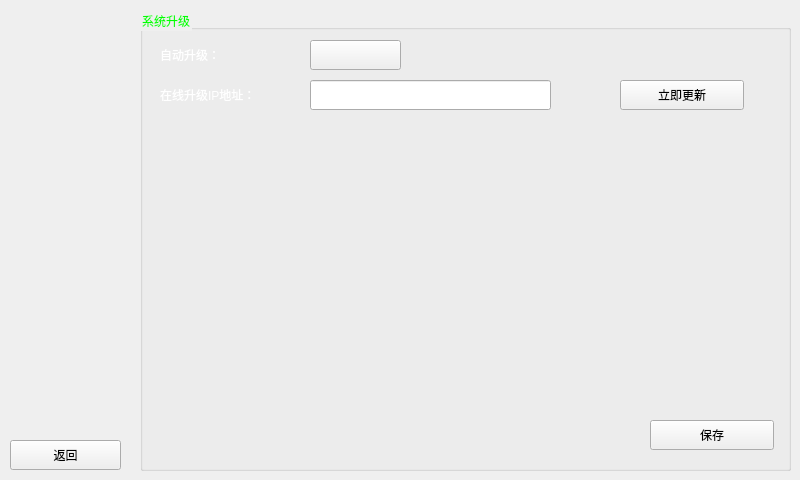
Above: interface/src/ui/frmconfig.ui from msq123sjl/zlkzq before the change. Below: the same form after it.
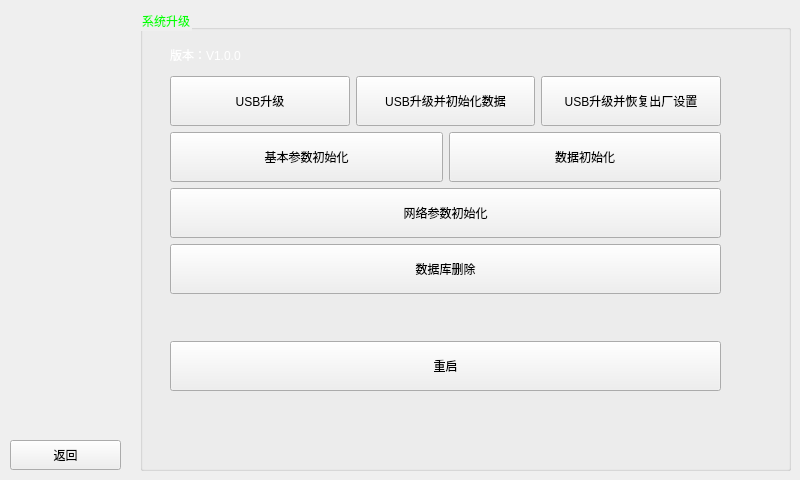
That is the form after the change. The open tabs and pages were chosen to show the change. Icons and pictures are not drawn. Custom widgets are drawn as their Qt base class.

Commit message: 增加U盘升级及其它bug修改

What changed in the file:
```diff
--- a/interface/src/ui/frmconfig.ui
+++ b/interface/src/ui/frmconfig.ui
@@ -2012,98 +2012,185 @@
       <property name="title">
        <string>系统升级</string>
       </property>
-      <widget class="QLabel" name="label_31">
+      <widget class="QWidget" name="verticalLayoutWidget_5">
        <property name="geometry">
         <rect>
-         <x>20</x>
+         <x>30</x>
          <y>30</y>
-         <width>90</width>
-         <height>30</height>
+         <width>551</width>
+         <height>351</height>
         </rect>
        </property>
-       <property name="text">
-        <string>自动升级：</string>
-       </property>
-       <property name="buddy">
-        <cstring>btn_autoUpdateOpen</cstring>
-       </property>
-      </widget>
-      <widget class="QLineEdit" name="txt_updateIP">
-       <property name="geometry">
-        <rect>
-         <x>170</x>
-         <y>70</y>
-         <width>241</width>
-         <height>30</height>
-        </rect>
-       </property>
-      </widget>
-      <widget class="QLabel" name="label_44">
-       <property name="geometry">
-        <rect>
-         <x>20</x>
-         <y>70</y>
-         <width>161</width>
-         <height>30</height>
-        </rect>
-       </property>
-       <property name="text">
-        <string>在线升级IP地址：</string>
-       </property>
-       <property name="buddy">
-        <cstring>txt_updateIP</cstring>
-       </property>
-      </widget>
-      <widget class="mySwitchButton" name="btn_autoUpdateOpen">
-       <property name="geometry">
-        <rect>
-         <x>170</x>
-         <y>30</y>
-         <width>91</width>
-         <height>30</height>
-        </rect>
-       </property>
-       <property name="text">
-        <string/>
-       </property>
-      </widget>
-      <widget class="QPushButton" name="btn_updateNow">
-       <property name="geometry">
-        <rect>
-         <x>480</x>
-         <y>70</y>
-         <width>124</width>
-         <height>30</height>
-        </rect>
-       </property>
-       <property name="text">
-        <string>立即更新</string>
-       </property>
-       <property name="iconSize">
-        <size>
-         <width>120</width>
-         <height>40</height>
-        </size>
-       </property>
-      </widget>
-      <widget class="QPushButton" name="btn_SaveUpdate">
-       <property name="geometry">
-        <rect>
-         <x>510</x>
-         <y>410</y>
-         <width>124</width>
-         <height>30</height>
-        </rect>
-       </property>
-       <property name="text">
-        <string>保存</string>
-       </property>
-       <property name="iconSize">
-        <size>
-         <width>120</width>
-         <height>40</height>
-        </size>
-       </property>
+       <layout class="QVBoxLayout" name="verticalLayout_5">
+        <item>
+         <layout class="QHBoxLayout" name="horizontalLayout_8" stretch="1,2">
+          <item>
+           <widget class="QLabel" name="label_version">
+            <property name="minimumSize">
+             <size>
+              <width>0</width>
+              <height>30</height>
+             </size>
+            </property>
+            <property name="text">
+             <string>版本：V1.0.0</string>
+            </property>
+           </widget>
+          </item>
+          <item>
+           <widget class="QLabel" name="label_usbinfo">
+            <property name="styleSheet">
+             <string notr="true">color:red</string>
+            </property>
+            <property name="text">
+             <string/>
+            </property>
+           </widget>
+          </item>
+         </layout>
+        </item>
+        <item>
+         <layout class="QVBoxLayout" name="verticalLayout_3">
+          <item>
+           <layout class="QHBoxLayout" name="horizontalLayout_7">
+            <item>
+             <widget class="QPushButton" name="btn_UsbUpgrade">
+              <property name="minimumSize">
+               <size>
+                <width>0</width>
+                <height>50</height>
+               </size>
+              </property>
+              <property name="text">
+               <string>USB升级</string>
+              </property>
+             </widget>
+            </item>
+            <item>
+             <widget class="QPushButton" name="btn_UsbUpgradeData">
+              <property name="minimumSize">
+               <size>
+                <width>0</width>
+                <height>50</height>
+               </size>
+              </property>
+              <property name="text">
+               <string>USB升级并初始化数据</string>
+              </property>
+             </widget>
+            </item>
+            <item>
+             <widget class="QPushButton" name="btn_UsbUpgradeFactory">
+              <property name="minimumSize">
+               <size>
+                <width>0</width>
+                <height>50</height>
+               </size>
+              </property>
+              <property name="text">
+               <string>USB升级并恢复出厂设置</string>
+              </property>
+             </widget>
+            </item>
+           </layout>
+          </item>
+          <item>
+           <layout class="QHBoxLayout" name="horizontalLayout_11">
+            <item>
+             <widget class="QPushButton" name="btn_ParaInit">
+              <property name="minimumSize">
+               <size>
+                <width>0</width>
+                <height>50</height>
+               </size>
+              </property>
+              <property name="text">
+               <string>基本参数初始化</string>
+              </property>
+             </widget>
+            </item>
+            <item>
+             <widget class="QPushButton" name="btn_DataInit">
+              <property name="minimumSize">
+               <size>
+                <width>0</width>
+                <height>50</height>
+               </size>
+              </property>
+              <property name="text">
+               <string>数据初始化</string>
+              </property>
+             </widget>
+            </item>
+           </layout>
+          </item>
+          <item>
+           <layout class="QHBoxLayout" name="horizontalLayout_10">
+            <item>
+             <widget class="QPushButton" name="btn_NetParaInit">
+              <property name="minimumSize">
+               <size>
+                <width>0</width>
+                <height>50</height>
+               </size>
+              </property>
+              <property name="text">
+               <string>网络参数初始化</string>
+              </property>
+             </widget>
+            </item>
+           </layout>
+          </item>
+          <item>
+           <layout class="QHBoxLayout" name="horizontalLayout_12">
+            <item>
+             <widget class="QPushButton" name="btn_DBInit">
+              <property name="minimumSize">
+               <size>
+                <width>0</width>
+                <height>50</height>
+               </size>
+              </property>
+              <property name="text">
+               <string>数据库删除</string>
+              </property>
+             </widget>
+            </item>
+           </layout>
+          </item>
+         </layout>
+        </item>
+        <item>
+         <spacer name="verticalSpacer_5">
+          <property name="orientation">
+           <enum>Qt::Vertical</enum>
+          </property>
+          <property name="sizeHint" stdset="0">
+           <size>
+            <width>20</width>
+            <height>40</height>
+           </size>
+          </property>
+         </spacer>
+        </item>
+        <item>
+         <layout class="QHBoxLayout" name="horizontalLayout_2">
+          <item>
+           <widget class="QPushButton" name="btn_reboot">
+            <property name="minimumSize">
+             <size>
+              <width>0</width>
+              <height>50</height>
+             </size>
+            </property>
+            <property name="text">
+             <string>重启</string>
+            </property>
+           </widget>
+          </item>
+         </layout>
+        </item>
+       </layout>
       </widget>
      </widget>
     </widget>
```
Left out of the diff: 20 changed lines with no effect on the pictures. The commit also changes 19 other files.
